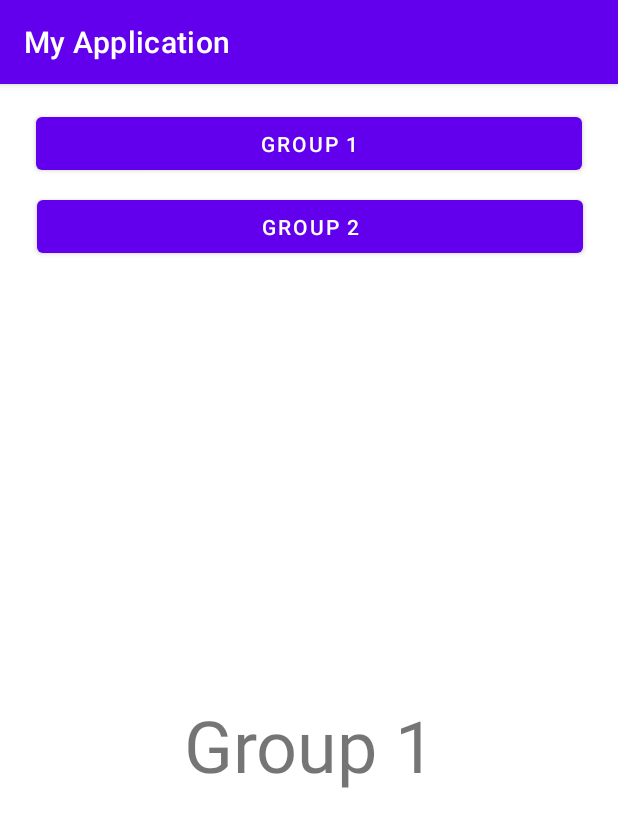
After one commit to MAD11877/mad22-practical-4---recyclerview-JasonHeoJung, an Android app: the fragment Group_1_Fragment placed in its activity, on a phone screen of 412 x 824 dp. The commit adds this screen. Shown: the top 827 px of the screen. Run offline under Robolectric (Android 15) with nearby library versions, the phone set to English and light mode, and no system bars.

Commit message:
Practical complete

```diff
--- a/app/build.gradle
+++ b/app/build.gradle
@@ -32,6 +32,7 @@ dependencies {
     implementation 'androidx.appcompat:appcompat:1.4.1'
     implementation 'com.google.android.material:material:1.5.0'
     implementation 'androidx.constraintlayout:constraintlayout:2.1.3'
+    implementation 'androidx.legacy:legacy-support-v4:1.0.0'
     testImplementation 'junit:junit:4.13.2'
     androidTestImplementation 'androidx.test.ext:junit:1.1.3'
     androidTestImplementation 'androidx.test.espresso:espresso-core:3.4.0'
--- a/app/src/main/AndroidManifest.xml
+++ b/app/src/main/AndroidManifest.xml
@@ -9,6 +9,9 @@
         android:roundIcon="@mipmap/ic_launcher_round"
         android:supportsRtl="true"
         android:theme="@style/Theme.MyApplication">
+        <activity
+            android:name=".MessageGroup"
+            android:exported="false" />
         <activity
             android:name=".ListActivity"
             android:exported="true">
--- /dev/null
+++ b/app/src/main/java/sg/edu/np/mad/myapplication/Group_1_Fragment.java
@@ -0,0 +1,63 @@
+package sg.edu.np.mad.myapplication;
+
+import android.os.Bundle;
+import android.view.LayoutInflater;
+import android.view.View;
+import android.view.ViewGroup;
+
+import androidx.fragment.app.Fragment;
+
+/**
+ * A simple {@link Fragment} subclass.
+ * Use the {@link Group_1_Fragment#newInstance} factory method to
+ * create an instance of this fragment.
+ */
+public class Group_1_Fragment extends Fragment {
+
+    // TODO: Rename parameter arguments, choose names that match
+    // the fragment initialization parameters, e.g. ARG_ITEM_NUMBER
+    private static final String ARG_PARAM1 = "param1";
+    private static final String ARG_PARAM2 = "param2";
+
+    // TODO: Rename and change types of parameters
+    private String mParam1;
+    private String mParam2;
+
+    public Group_1_Fragment() {
+        // Required empty public constructor
+    }
+
+    /**
+     * Use this factory method to create a new instance of
+     * this fragment using the provided parameters.
+     *
+     * @param param1 Parameter 1.
+     * @param param2 Parameter 2.
+     * @return A new instance of fragment Group_1.
+     */
+    // TODO: Rename and change types and number of parameters
+    public static Group_1_Fragment newInstance(String param1, String param2) {
+        Group_1_Fragment fragment = new Group_1_Fragment();
+        Bundle args = new Bundle();
+        args.putString(ARG_PARAM1, param1);
+        args.putString(ARG_PARAM2, param2);
+        fragment.setArguments(args);
+        return fragment;
+    }
+
+    @Override
+    public void onCreate(Bundle savedInstanceState) {
+        super.onCreate(savedInstanceState);
+        if (getArguments() != null) {
+            mParam1 = getArguments().getString(ARG_PARAM1);
+            mParam2 = getArguments().getString(ARG_PARAM2);
+        }
+    }
+
+    @Override
+    public View onCreateView(LayoutInflater inflater, ViewGroup container,
+                             Bundle savedInstanceState) {
+        // Inflate the layout for this fragment
+        return inflater.inflate(R.layout.fragment_group_1, container, false);
+    }
+}
--- /dev/null
+++ b/app/src/main/java/sg/edu/np/mad/myapplication/MessageGroup.java
@@ -0,0 +1,37 @@
+package sg.edu.np.mad.myapplication;
+
+import android.os.Bundle;
+import android.view.View;
+import android.widget.Button;
+
+import androidx.appcompat.app.AppCompatActivity;
+import androidx.fragment.app.FragmentTransaction;
+
+public class MessageGroup extends AppCompatActivity {
+    @Override
+    protected void onCreate(Bundle savedInstanceState) {
+        super.onCreate(savedInstanceState);
+        setContentView(R.layout.activity_message_group);
+
+        Button Group1 = findViewById(R.id.group1);
+        Button Group2 = findViewById(R.id.group2);
+
+        Group1.setOnClickListener(new View.OnClickListener() {
+            @Override
+            public void onClick(View view) {
+                FragmentTransaction ft = getSupportFragmentManager().beginTransaction();
+                ft.replace(R.id.frame, new Group_1_Fragment());
+                ft.commit();
+            }
+        });
+        Group2.setOnClickListener(new View.OnClickListener() {
+            @Override
+            public void onClick(View view) {
+                FragmentTransaction ft = getSupportFragmentManager().beginTransaction();
+                ft.replace(R.id.frame, new Group_2_Fragment());
+                ft.commit();
+            }
+        });
+
+    }
+}
--- /dev/null
+++ b/app/src/main/res/layout/activity_message_group.xml
@@ -0,0 +1,38 @@
+<?xml version="1.0" encoding="utf-8"?>
+<androidx.constraintlayout.widget.ConstraintLayout xmlns:android="http://schemas.android.com/apk/res/android"
+    xmlns:app="http://schemas.android.com/apk/res-auto"
+    xmlns:tools="http://schemas.android.com/tools"
+    android:layout_width="match_parent"
+    android:layout_height="match_parent"
+    tools:context=".MessageGroup">
+
+    <Button
+        android:id="@+id/group1"
+        android:layout_width="364dp"
+        android:layout_height="47dp"
+        android:layout_marginTop="16dp"
+        android:text="Group 1"
+        app:layout_constraintEnd_toEndOf="parent"
+        app:layout_constraintStart_toStartOf="parent"
+        app:layout_constraintTop_toTopOf="parent" />
+
+    <Button
+        android:id="@+id/group2"
+        android:layout_width="364dp"
+        android:layout_height="47dp"
+        android:layout_marginTop="8dp"
+        android:text="Group 2"
+        app:layout_constraintEnd_toEndOf="parent"
+        app:layout_constraintHorizontal_bias="0.51"
+        app:layout_constraintStart_toStartOf="parent"
+        app:layout_constraintTop_toBottomOf="@+id/group1" />
+
+    <FrameLayout
+        android:id="@+id/frame"
+        android:layout_width="409dp"
+        android:layout_height="611dp"
+        android:layout_marginTop="16dp"
+        app:layout_constraintEnd_toEndOf="parent"
+        app:layout_constraintStart_toStartOf="parent"
+        app:layout_constraintTop_toBottomOf="@+id/group2"></FrameLayout>
+</androidx.constraintlayout.widget.ConstraintLayout>
--- /dev/null
+++ b/app/src/main/res/layout/fragment_group_1.xml
@@ -0,0 +1,26 @@
+<?xml version="1.0" encoding="utf-8"?>
+<FrameLayout xmlns:android="http://schemas.android.com/apk/res/android"
+    xmlns:app="http://schemas.android.com/apk/res-auto"
+    xmlns:tools="http://schemas.android.com/tools"
+    android:layout_width="match_parent"
+    android:layout_height="match_parent"
+    tools:context=".Group_1_Fragment">
+
+    <!-- TODO: Update blank fragment layout -->
+    <androidx.constraintlayout.widget.ConstraintLayout
+        android:layout_width="match_parent"
+        android:layout_height="match_parent">
+
+        <TextView
+            android:layout_width="wrap_content"
+            android:layout_height="wrap_content"
+            android:text="Group 1"
+            android:textAlignment="center"
+            android:textSize="48sp"
+            app:layout_constraintBottom_toBottomOf="parent"
+            app:layout_constraintEnd_toEndOf="parent"
+            app:layout_constraintStart_toStartOf="parent"
+            app:layout_constraintTop_toTopOf="parent" />
+    </androidx.constraintlayout.widget.ConstraintLayout>
+
+</FrameLayout>
--- a/app/src/main/res/values/strings.xml
+++ b/app/src/main/res/values/strings.xml
@@ -3,4 +3,6 @@
     <string name="Follow">Follow</string>
     <string name="Message">Message</string>
     <string name="lorem_ipsum_dolor_sit_amet_consectetur_adipiscing_elit_sed_do_eiusmod_tempor_incididunt_ut_labore_et_dolore_magna_aliqua">Lorem ipsum dolor sit amet, consectetur adipiscing elit, sed do eiusmod tempor incididunt ut labore et dolore magna aliqua</string>
+    <!-- TODO: Remove or change this placeholder text -->
+    <string name="hello_blank_fragment">Hello blank fragment</string>
 </resources>
```
Also changed, not shown: app/src/main/java/sg/edu/np/mad/myapplication/Group_2_Fragment.java (added, +63 -0 lines), app/src/main/java/sg/edu/np/mad/myapplication/MainActivity.java (+9 -0 lines), app/src/main/res/layout/fragment_group_2_.xml (added, +21 -0 lines).
